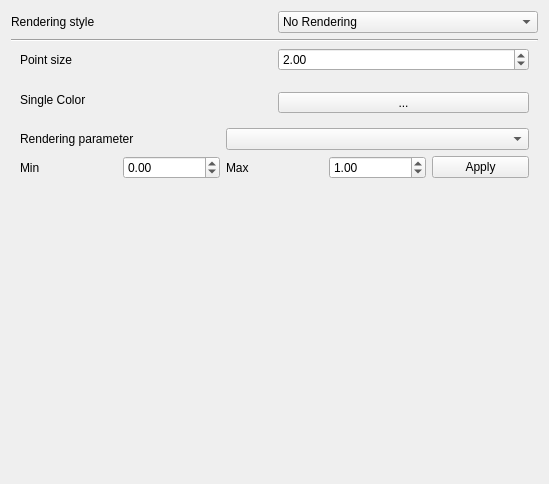
Before: the Qt Designer form src/ui/3d/qgspointcloud3dsymbolwidget.ui in carsmie/QGIS, drawn with Qt 5.
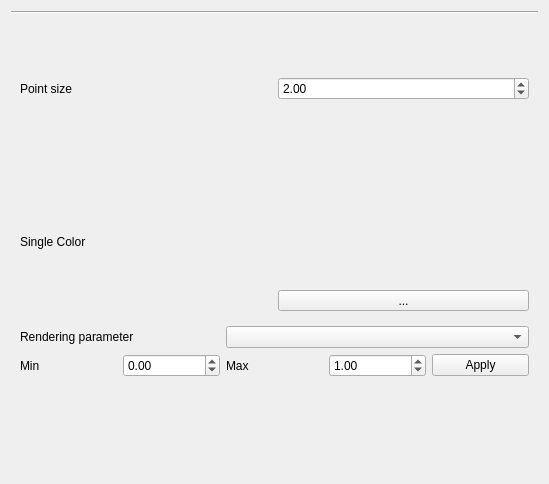
After: the same form once the commit is applied. Custom widgets are drawn as their Qt base class.

Commit message: Use nicer approach to populating and handling symbol choice combobox

Patch:
```diff
--- a/src/ui/3d/qgspointcloud3dsymbolwidget.ui
+++ b/src/ui/3d/qgspointcloud3dsymbolwidget.ui
@@ -11,50 +11,6 @@
    </rect>
   </property>
   <layout class="QGridLayout" name="gridLayout">
-   <item row="1" column="2" colspan="2">
-    <widget class="QComboBox" name="mRenderingStyleComboBox">
-     <item>
-      <property name="text">
-       <string>No Rendering</string>
-      </property>
-     </item>
-     <item>
-      <property name="text">
-       <string>Single color</string>
-      </property>
-     </item>
-     <item>
-      <property name="text">
-       <string>Color ramp</string>
-      </property>
-     </item>
-     <item>
-      <property name="text">
-       <string>RGB rendering</string>
-      </property>
-     </item>
-    </widget>
-   </item>
-   <item row="7" column="0" colspan="4">
-    <spacer name="verticalSpacer">
-     <property name="orientation">
-      <enum>Qt::Vertical</enum>
-     </property>
-     <property name="sizeHint" stdset="0">
-      <size>
-       <width>20</width>
-       <height>40</height>
-      </size>
-     </property>
-    </spacer>
-   </item>
-   <item row="1" column="0" colspan="2">
-    <widget class="QLabel" name="label_4">
-     <property name="text">
-      <string>Rendering style</string>
-     </property>
-    </widget>
-   </item>
    <item row="2" column="0" colspan="4">
     <widget class="Line" name="line">
      <property name="orientation">
```
The commit also changes 2 other files.
